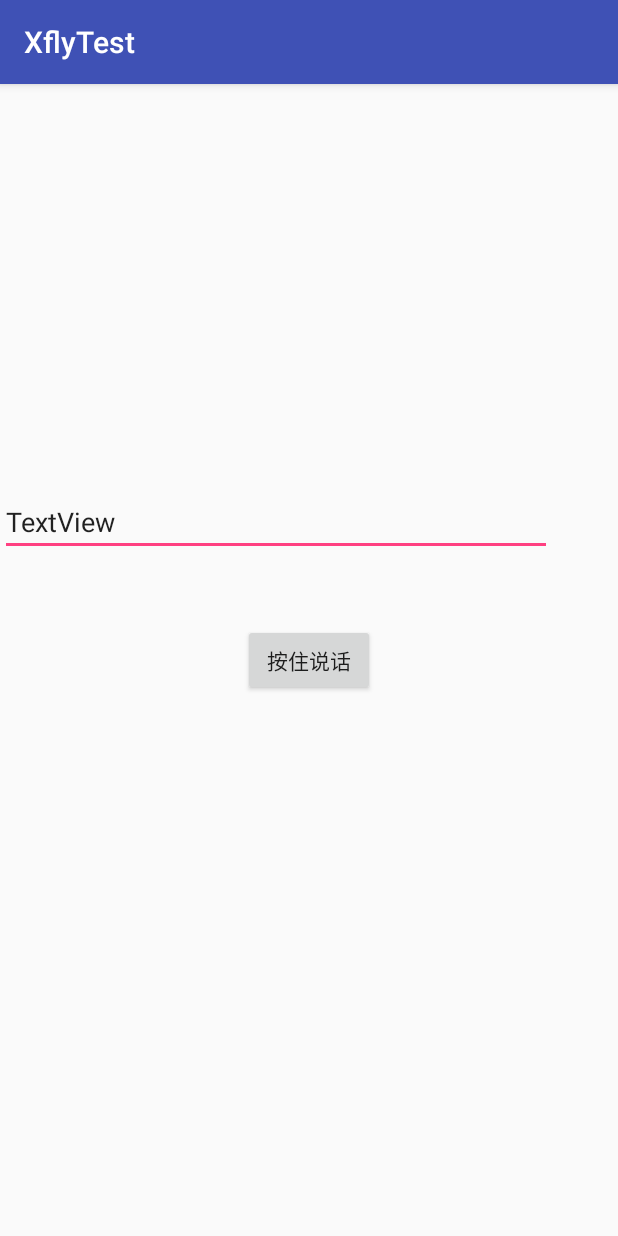
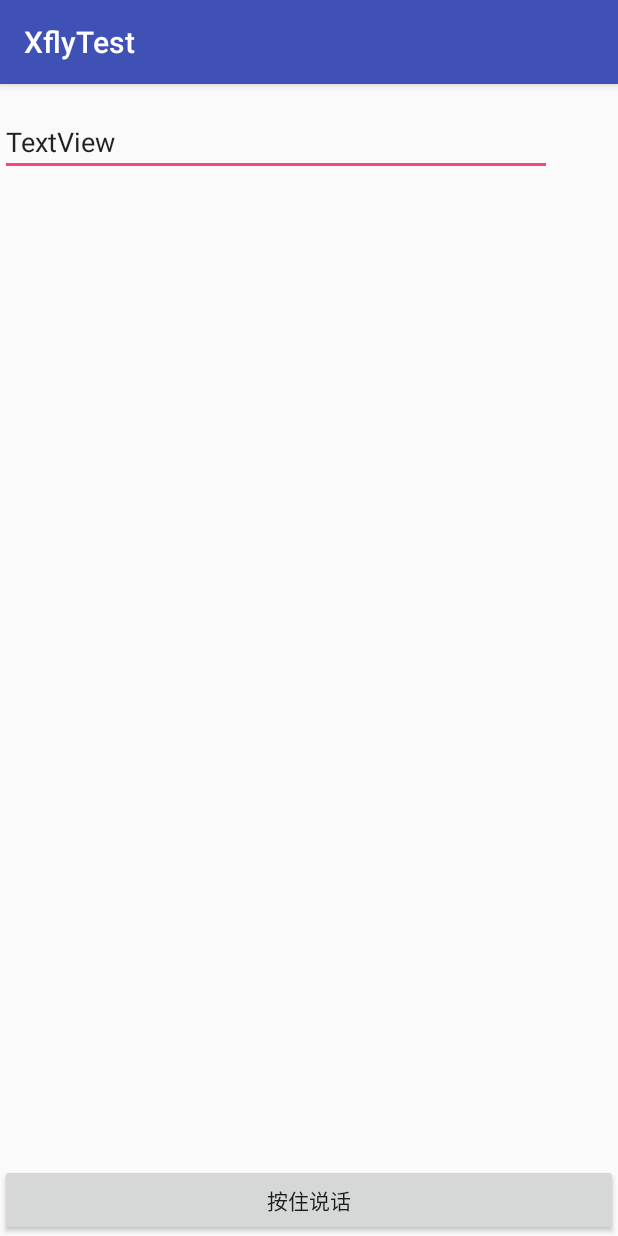
Before and after one commit to jujiaojiao/XflyTest, an Android app: the screen it shows after launch (MainActivity), on a phone screen of 412 x 824 dp. Run offline under Robolectric (Android 15) with nearby library versions, the phone set to English and light mode, and no system bars.

Commit message:
语音识别完成 修改权限bug 修改句号替换文本的bug 新增翻译功能 新增语音动画（采用讯飞自带动画，替换了讯飞语音图片）

```diff
--- /dev/null
+++ b/app/src/main/java/com/example/administrator/xflytest/TransApi.java
@@ -0,0 +1,6 @@
+package com.example.administrator.xflytest;
+
+public interface TransApi {
+	  void onSuccess(String result);
+      void onFailure(String exception);
+}
--- a/app/src/main/res/layout/activity_main.xml
+++ b/app/src/main/res/layout/activity_main.xml
@@ -1,5 +1,5 @@
 <?xml version="1.0" encoding="utf-8"?>
-<android.support.constraint.ConstraintLayout xmlns:android="http://schemas.android.com/apk/res/android"
+<RelativeLayout xmlns:android="http://schemas.android.com/apk/res/android"
     xmlns:app="http://schemas.android.com/apk/res-auto"
     xmlns:tools="http://schemas.android.com/tools"
     android:layout_width="match_parent"
@@ -14,7 +14,12 @@
         app:layout_constraintBottom_toBottomOf="parent"
         app:layout_constraintLeft_toLeftOf="parent"
         app:layout_constraintRight_toRightOf="parent"
-        app:layout_constraintTop_toTopOf="parent" />
+        app:layout_constraintTop_toTopOf="parent"
+        android:layout_alignParentBottom="true"
+        android:layout_alignParentLeft="true"
+        android:layout_alignParentStart="true"
+        android:layout_alignParentRight="true"
+        android:layout_alignParentEnd="true" />
 
     <EditText
         android:id="@+id/textView"
@@ -24,6 +29,9 @@
         app:layout_constraintBottom_toBottomOf="@+id/btn"
         app:layout_constraintEnd_toEndOf="@color/colorAccent"
         tools:layout_editor_absoluteX="0dp"
-        android:layout_marginBottom="93dp" />
+        android:layout_alignParentTop="true"
+        android:layout_alignParentLeft="true"
+        android:layout_alignParentStart="true"
+        android:layout_marginTop="16dp" />
 
-</android.support.constraint.ConstraintLayout>
+</RelativeLayout>
```
Also changed, not shown: app/src/main/java/com/example/administrator/xflytest/HttpGet.java (added, +119 -0 lines), app/src/main/java/com/example/administrator/xflytest/MD5.java (added, +26 -0 lines), app/src/main/java/com/example/administrator/xflytest/MainActivity.java (+54 -7 lines), app/src/main/assets/iflytek/voice_empty.png, app/src/main/assets/iflytek/voice_full.png.
